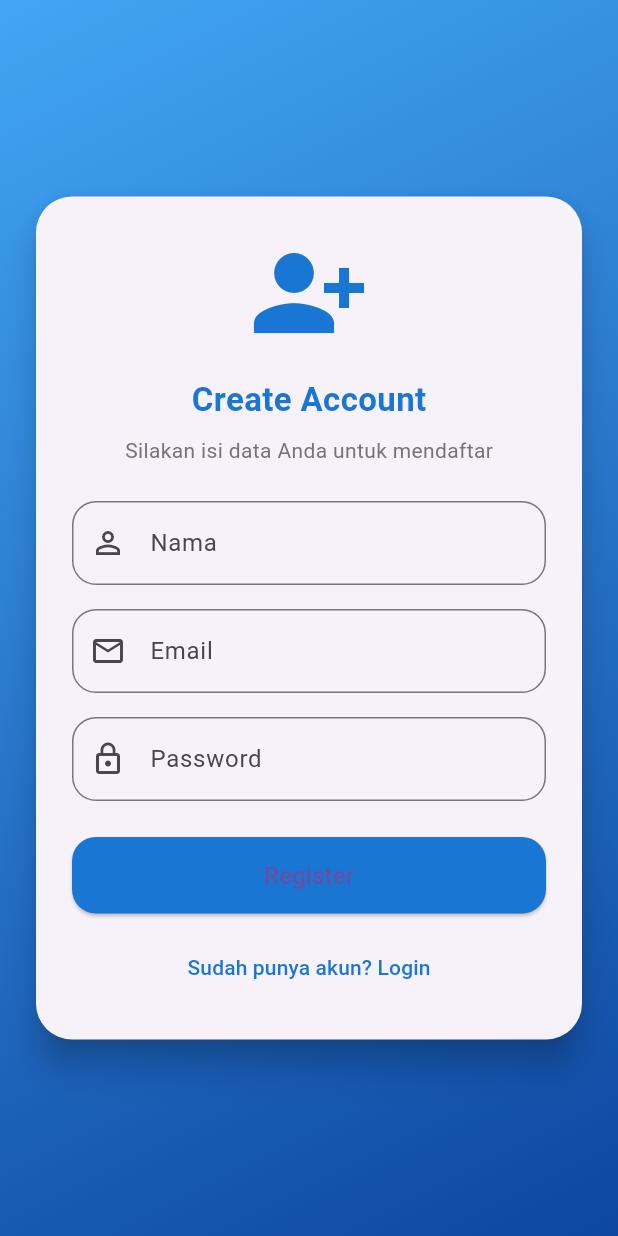
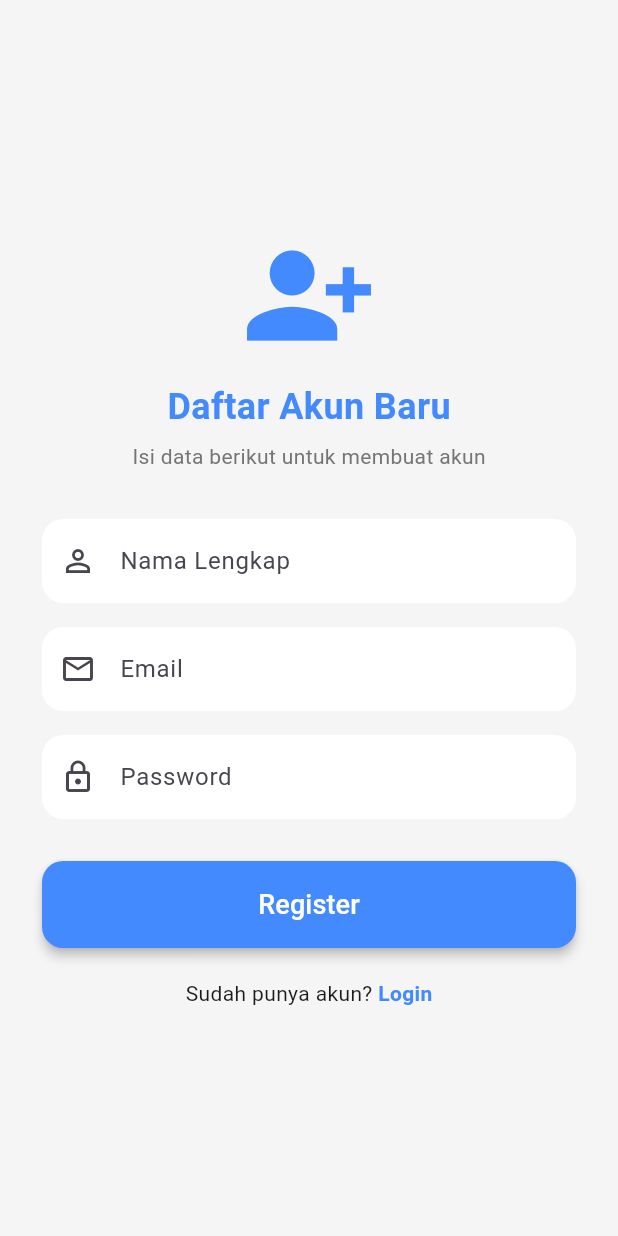
Before and after one commit to ballf327/akhir, a Flutter app: the screen it shows after launch, after a tap on "Login", after a tap on "Belum punya akun? Register", on a phone screen of 412 x 824 dp. Run offline on Flutter 3.47's test engine with Material 3 defaults, Android fonts, the light colour scheme and no system bars; our stand-ins replace shared_preferences; network calls fail.

Commit message:
update desain login screen

```diff
--- a/flutter_application_ukk/lib/screens/login_screen.dart
+++ b/flutter_application_ukk/lib/screens/login_screen.dart
@@ -22,8 +22,7 @@ class _LoginScreenState extends State<LoginScreen> {
 
     setState(() => loading = false);
 
-    final token =
-        res['token'] ??
+    final token = res['token'] ??
         res['access_token'] ??
         (res['data'] != null ? res['data']['access_token'] : null);
 
@@ -33,65 +32,76 @@ class _LoginScreenState extends State<LoginScreen> {
         MaterialPageRoute(builder: (_) => HomeScreen()),
       );
     } else {
-      ScaffoldMessenger.of(
-        context,
-      ).showSnackBar(SnackBar(content: Text(res['message'] ?? "Login gagal")));
+      ScaffoldMessenger.of(context).showSnackBar(
+        SnackBar(content: Text(res['message'] ?? "Login gagal")),
+      );
     }
   }
 
   @override
   Widget build(BuildContext context) {
     return Scaffold(
-      body: Container(
+      body: Stack(
+        fit: StackFit.expand,
+        children: [
+          // Background image
+          Container(
             decoration: BoxDecoration(
-          gradient: LinearGradient(
-            colors: [Colors.blue.shade400, Colors.blue.shade900],
-            begin: Alignment.topLeft,
-            end: Alignment.bottomRight,
+              image: DecorationImage(
+                image: AssetImage("assets/bg_login.jpg"), // tambahkan gambar di assets
+                fit: BoxFit.cover,
               ),
             ),
-        child: Center(
+          ),
+          // Overlay gelap transparan
+          Container(color: Colors.black.withOpacity(0.4)),
+
+          // Form login (glassmorphism style)
+          Center(
             child: SingleChildScrollView(
-            child: Card(
-              elevation: 10,
-              shape: RoundedRectangleBorder(
-                borderRadius: BorderRadius.circular(24),
+              child: Container(
+                margin: EdgeInsets.symmetric(horizontal: 24),
+                padding: EdgeInsets.all(24),
+                decoration: BoxDecoration(
+                  color: Colors.white.withOpacity(0.15),
+                  borderRadius: BorderRadius.circular(20),
+                  border: Border.all(color: Colors.white30, width: 1),
+                  boxShadow: [
+                    BoxShadow(
+                      color: Colors.black26,
+                      blurRadius: 20,
+                      offset: Offset(0, 8),
                     ),
-              margin: const EdgeInsets.symmetric(horizontal: 24),
-              child: Padding(
-                padding: const EdgeInsets.all(24),
+                  ],
+                ),
                 child: Column(
                   mainAxisSize: MainAxisSize.min,
                   children: [
-                    Icon(
-                      Icons.lock_outline,
-                      size: 80,
-                      color: Colors.blue.shade700,
-                    ),
+                    Icon(Icons.lock, size: 80, color: Colors.white),
                     SizedBox(height: 16),
                     Text(
-                      "Welcome Back!",
+                      "Login",
                       style: TextStyle(
-                        fontSize: 22,
+                        fontSize: 26,
                         fontWeight: FontWeight.bold,
-                        color: Colors.blue.shade700,
+                        color: Colors.white,
                       ),
                     ),
-                    SizedBox(height: 8),
-                    Text(
-                      "Silakan login untuk melanjutkan",
-                      style: TextStyle(color: Colors.grey[600]),
-                    ),
-                    SizedBox(height: 24),
+                    SizedBox(height: 30),
 
                     // Email
                     TextField(
                       controller: emailController,
+                      style: TextStyle(color: Colors.white),
                       decoration: InputDecoration(
                         labelText: "Email",
-                        prefixIcon: Icon(Icons.email_outlined),
+                        labelStyle: TextStyle(color: Colors.white70),
+                        prefixIcon: Icon(Icons.email, color: Colors.white),
+                        filled: true,
+                        fillColor: Colors.white.withOpacity(0.1),
                         border: OutlineInputBorder(
                           borderRadius: BorderRadius.circular(16),
+                          borderSide: BorderSide.none,
                         ),
                       ),
                       keyboardType: TextInputType.emailAddress,
@@ -101,18 +111,23 @@ class _LoginScreenState extends State<LoginScreen> {
                     // Password
                     TextField(
                       controller: passwordController,
+                      style: TextStyle(color: Colors.white),
                       decoration: InputDecoration(
                         labelText: "Password",
-                        prefixIcon: Icon(Icons.lock_outline),
+                        labelStyle: TextStyle(color: Colors.white70),
+                        prefixIcon: Icon(Icons.lock, color: Colors.white),
+                        filled: true,
+                        fillColor: Colors.white.withOpacity(0.1),
                         border: OutlineInputBorder(
                           borderRadius: BorderRadius.circular(16),
+                          borderSide: BorderSide.none,
                         ),
                       ),
                       obscureText: true,
                     ),
                     SizedBox(height: 24),
 
-                    // Button Login
+                    // Tombol login
                     SizedBox(
                       width: double.infinity,
                       child: ElevatedButton(
@@ -122,26 +137,24 @@ class _LoginScreenState extends State<LoginScreen> {
                           shape: RoundedRectangleBorder(
                             borderRadius: BorderRadius.circular(16),
                           ),
-                          backgroundColor: Colors.blue.shade700,
+                          backgroundColor: Colors.blueAccent,
                         ),
-                        child:
-                            loading
+                        child: loading
                             ? CircularProgressIndicator(color: Colors.white)
-                                : Text("Login", style: TextStyle(fontSize: 16)),
+                            : Text("Login", style: TextStyle(fontSize: 18)),
                       ),
                     ),
-                    SizedBox(height: 12),
+                    SizedBox(height: 16),
 
-                    // Register Link
+                    // Register link
                     TextButton(
-                      onPressed:
-                          () => Navigator.push(
+                      onPressed: () => Navigator.push(
                         context,
                         MaterialPageRoute(builder: (_) => RegisterScreen()),
                       ),
                       child: Text(
                         "Belum punya akun? Register",
-                        style: TextStyle(color: Colors.blue.shade700),
+                        style: TextStyle(color: Colors.white),
                       ),
                     ),
                   ],
@@ -149,7 +162,7 @@ class _LoginScreenState extends State<LoginScreen> {
               ),
             ),
           ),
-        ),
+        ],
       ),
     );
   }
--- a/flutter_application_ukk/lib/screens/register_screen.dart
+++ b/flutter_application_ukk/lib/screens/register_screen.dart
@@ -23,7 +23,6 @@ class _RegisterScreenState extends State<RegisterScreen> {
     setState(() => loading = false);
 
     if (res['user'] != null) {
-      // Langsung pindah ke halaman Login tanpa pesan/delay
       Navigator.pushReplacement(
         context,
         MaterialPageRoute(builder: (_) => LoginScreen()),
@@ -38,127 +37,129 @@ class _RegisterScreenState extends State<RegisterScreen> {
   @override
   Widget build(BuildContext context) {
     return Scaffold(
-      body: Container(
-        decoration: BoxDecoration(
-          gradient: LinearGradient(
-            colors: [Colors.blue.shade400, Colors.blue.shade900],
-            begin: Alignment.topLeft,
-            end: Alignment.bottomRight,
+      backgroundColor: Colors.grey[100],
+      body: SafeArea(
+        child: Center(
+          child: SingleChildScrollView(
+            padding: EdgeInsets.symmetric(horizontal: 28, vertical: 16),
+            child: Column(
+              children: [
+                // Header ilustrasi
+                Icon(
+                  Icons.person_add_alt_1,
+                  size: 90,
+                  color: Colors.blueAccent,
+                ),
+                SizedBox(height: 12),
+                Text(
+                  "Daftar Akun Baru",
+                  style: TextStyle(
+                    fontSize: 24,
+                    fontWeight: FontWeight.bold,
+                    color: Colors.blueAccent,
                   ),
                 ),
-        child: Center(
-          child: SingleChildScrollView(
-            child: Card(
-              elevation: 10,
-              shape: RoundedRectangleBorder(
-                borderRadius: BorderRadius.circular(24),
-              ),
-              margin: const EdgeInsets.symmetric(horizontal: 24),
-              child: Padding(
-                padding: const EdgeInsets.all(24),
-                child: Column(
-                  mainAxisSize: MainAxisSize.min,
-                  children: [
-                    Icon(
-                      Icons.person_add_alt_1,
-                      size: 80,
-                      color: Colors.blue.shade700,
-                    ),
-                    SizedBox(height: 16),
+                SizedBox(height: 6),
                 Text(
-                      "Create Account",
-                      style: TextStyle(
-                        fontSize: 22,
-                        fontWeight: FontWeight.bold,
-                        color: Colors.blue.shade700,
-                      ),
-                    ),
-                    SizedBox(height: 8),
-                    Text(
-                      "Silakan isi data Anda untuk mendaftar",
+                  "Isi data berikut untuk membuat akun",
                   style: TextStyle(color: Colors.grey[600]),
                 ),
-                    SizedBox(height: 24),
+                SizedBox(height: 32),
 
-                    // Nama
+                // Input nama
                 TextField(
                   controller: nameController,
                   decoration: InputDecoration(
-                        labelText: "Nama",
+                    labelText: "Nama Lengkap",
                     prefixIcon: Icon(Icons.person_outline),
+                    filled: true,
+                    fillColor: Colors.white,
                     border: OutlineInputBorder(
-                          borderRadius: BorderRadius.circular(16),
+                      borderRadius: BorderRadius.circular(14),
+                      borderSide: BorderSide.none,
                     ),
                   ),
                 ),
                 SizedBox(height: 16),
 
-                    // Email
+                // Input email
                 TextField(
                   controller: emailController,
                   decoration: InputDecoration(
                     labelText: "Email",
                     prefixIcon: Icon(Icons.email_outlined),
+                    filled: true,
+                    fillColor: Colors.white,
                     border: OutlineInputBorder(
-                          borderRadius: BorderRadius.circular(16),
+                      borderRadius: BorderRadius.circular(14),
+                      borderSide: BorderSide.none,
                     ),
                   ),
                   keyboardType: TextInputType.emailAddress,
                 ),
                 SizedBox(height: 16),
 
-                    // Password
+                // Input password
                 TextField(
                   controller: passwordController,
                   decoration: InputDecoration(
                     labelText: "Password",
                     prefixIcon: Icon(Icons.lock_outline),
+                    filled: true,
+                    fillColor: Colors.white,
                     border: OutlineInputBorder(
-                          borderRadius: BorderRadius.circular(16),
+                      borderRadius: BorderRadius.circular(14),
+                      borderSide: BorderSide.none,
                     ),
                   ),
                   obscureText: true,
                 ),
-                    SizedBox(height: 24),
+                SizedBox(height: 28),
 
-                    // Button Register
+                // Tombol Register
                 SizedBox(
                   width: double.infinity,
                   child: ElevatedButton(
                     onPressed: loading ? null : register,
                     style: ElevatedButton.styleFrom(
-                          padding: EdgeInsets.symmetric(vertical: 14),
+                      padding: EdgeInsets.symmetric(vertical: 16),
                       shape: RoundedRectangleBorder(
-                            borderRadius: BorderRadius.circular(16),
+                        borderRadius: BorderRadius.circular(14),
                       ),
-                          backgroundColor: Colors.blue.shade700,
+                      backgroundColor: Colors.blueAccent,
+                      elevation: 3,
                     ),
-                        child:
-                            loading
+                    child: loading
                         ? CircularProgressIndicator(color: Colors.white)
                         : Text(
                             "Register",
-                                  style: TextStyle(fontSize: 16),
+                            style: TextStyle(fontSize: 18, color: Colors.white),
                           ),
                   ),
                 ),
-                    SizedBox(height: 12),
+                SizedBox(height: 20),
 
                 // Link ke login
-                    TextButton(
-                      onPressed:
-                          () => Navigator.pushReplacement(
+                Row(
+                  mainAxisAlignment: MainAxisAlignment.center,
+                  children: [
+                    Text("Sudah punya akun? "),
+                    GestureDetector(
+                      onTap: () => Navigator.pushReplacement(
                         context,
                         MaterialPageRoute(builder: (_) => LoginScreen()),
                       ),
                       child: Text(
-                        "Sudah punya akun? Login",
-                        style: TextStyle(color: Colors.blue.shade700),
+                        "Login",
+                        style: TextStyle(
+                          color: Colors.blueAccent,
+                          fontWeight: FontWeight.bold,
+                        ),
                       ),
                     ),
                   ],
                 ),
-              ),
+              ],
             ),
           ),
         ),
```
Lines whose indentation alone changed are shown as unchanged.
